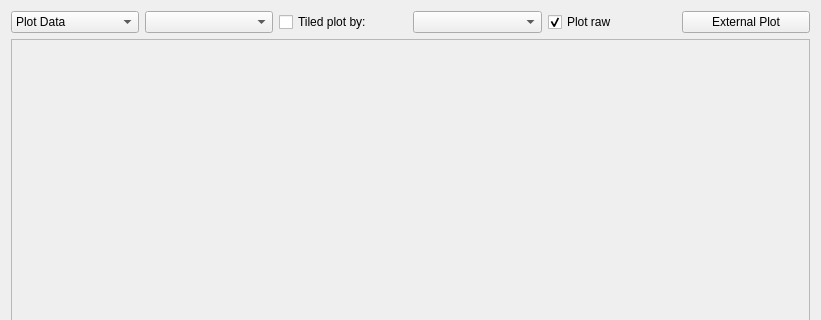
Above: scripts/Muon/GUI/Common/plot_widget/plotting_widget_view.ui from mantidproject/mantid before the change; both pictures show x 0 to 821 and y 0 to 320 of the 821 by 809 pixel window. Below: the same form after it.
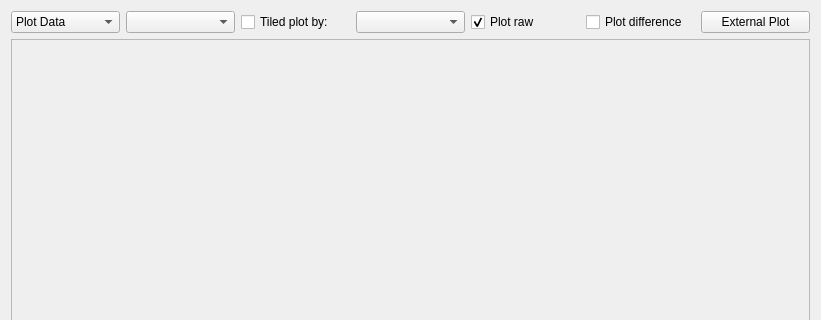
That is the form after the change.

Commit message: Plot difference checkbox added to muon guis

```diff
--- a/scripts/Muon/GUI/Common/plot_widget/plotting_widget_view.ui
+++ b/scripts/Muon/GUI/Common/plot_widget/plotting_widget_view.ui
@@ -63,6 +63,13 @@
        </property>
       </widget>
      </item>
+     <item>
+      <widget class="QCheckBox" name="plot_diff_checkbox">
+       <property name="text">
+        <string>Plot difference</string>
+       </property>
+      </widget>
+     </item>
      <item>
       <widget class="QPushButton" name="external_plot_button">
        <property name="text">
```
The commit also changes 3 other files.
